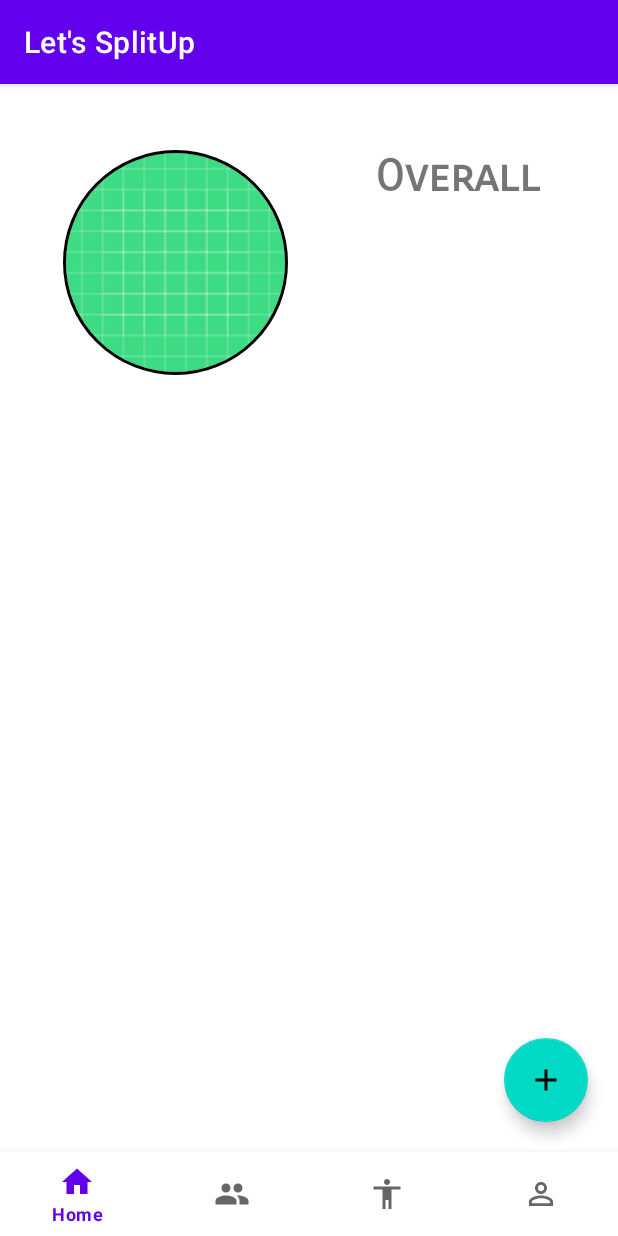
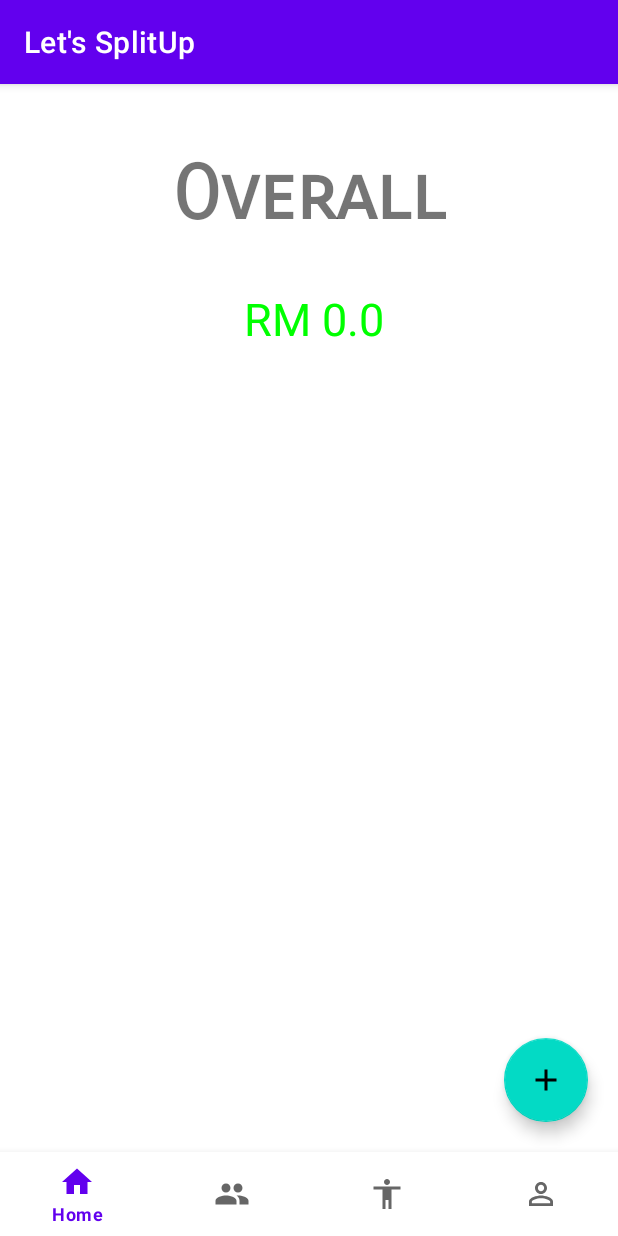
Before and after one commit to kuhc/Assignment, an Android app: the screen it shows after launch once a user with an empty profile is signed in (MainActivity), on a phone screen of 412 x 824 dp. Run offline under Robolectric (Android 15) with nearby library versions, the phone set to English and light mode, and no system bars; our stand-ins replace Firebase (no records; nobody signed in at launch, a user with empty details on screens opened directly); 2 statements that could not run were skipped.

```diff
--- a/app/src/main/java/com/utar/assignment/Activity/AddExpenses.java
+++ b/app/src/main/java/com/utar/assignment/Activity/AddExpenses.java
@@ -46,13 +46,13 @@ import java.util.UUID;
 
 public class AddExpenses extends AppCompatActivity {
 
-    private Button btn_adduser,btn_split,btn_cancel,btn_split_unequally;
+    private Button btn_split,btn_cancel,btn_split_unequally;
     private ChipGroup chipGroup;
     private TextView result;
     private int split_user_count =0;
     private double temp_result=0;
     private EditText amount,expenses_name;
-    private AutoCompleteTextView user_share;
+    //private AutoCompleteTextView user_share;
     private Spinner groups;
     SplitCalHelper sh = new SplitCalHelper();
 
@@ -128,8 +128,6 @@ public class AddExpenses extends AppCompatActivity {
 
             }
         });
-
-
 
 
         //amount has been type
--- a/app/src/main/java/com/utar/assignment/Activity/MainActivity.java
+++ b/app/src/main/java/com/utar/assignment/Activity/MainActivity.java
@@ -75,6 +75,16 @@ public class MainActivity extends AppCompatActivity {
         }
     };
 
+    //refresh when return back this activity
+    @Override
+    protected void onRestart() {
+        super.onRestart();
+        finish();
+        overridePendingTransition(0, 0);
+        startActivity(getIntent());
+        overridePendingTransition(0, 0);
+    }
+
     private void HmsPushKit() {
         FirestoreHelper.getUser(FirebaseAuth.getInstance().getCurrentUser().getUid(), new FirebaseCallback() {
             @Override
--- a/app/src/main/java/com/utar/assignment/Fragment/HomeFragment.java
+++ b/app/src/main/java/com/utar/assignment/Fragment/HomeFragment.java
@@ -1,31 +1,89 @@
 package com.utar.assignment.Fragment;
 
 import android.content.Intent;
+import android.graphics.Color;
 import android.os.Bundle;
 import android.view.LayoutInflater;
 import android.view.View;
 import android.view.ViewGroup;
 import android.widget.Button;
+import android.widget.TextView;
 
 import androidx.annotation.NonNull;
 import androidx.annotation.Nullable;
 import androidx.fragment.app.Fragment;
 
+import com.google.android.gms.tasks.OnSuccessListener;
 import com.google.android.material.floatingactionbutton.FloatingActionButton;
+import com.google.firebase.auth.FirebaseAuth;
+import com.google.firebase.auth.FirebaseUser;
+import com.google.firebase.firestore.DocumentReference;
+import com.google.firebase.firestore.DocumentSnapshot;
+import com.google.firebase.firestore.FirebaseFirestore;
 import com.utar.assignment.Activity.AddExpenses;
+import com.utar.assignment.Model.Amount;
+import com.utar.assignment.Model.User;
 import com.utar.assignment.R;
 import com.utar.assignment.Util.GeneralHelper;
 import com.utar.assignment.Util.SplitCalHelper;
 
+import java.util.ArrayList;
+
 public class HomeFragment  extends Fragment {
+
+
+    private TextView overall;
+    private User userInfo;
+    double amount;
+    FirebaseFirestore db;
+    private FirebaseAuth Auth;
+    private ArrayList<Amount> amount_list =new ArrayList<>();
+
     @Nullable
     @Override
     public View onCreateView(@NonNull LayoutInflater inflater, @Nullable ViewGroup container, @Nullable Bundle savedInstanceState) {
 
         View view = inflater.inflate(R.layout.fragment_home, container, false);
 
+        overall = view.findViewById(R.id.home_overall_amount);
+
+        FirebaseUser user;
+        user = Auth.getInstance().getCurrentUser();
+        String uid = user.getUid();
+
+        db = FirebaseFirestore.getInstance();
+        DocumentReference documentReference =db.collection("Users").document(uid);
+        documentReference.get().addOnSuccessListener(new OnSuccessListener<DocumentSnapshot>() {
+            @Override
+            public void onSuccess(DocumentSnapshot documentSnapshot) {
+
+                userInfo = documentSnapshot.toObject(User.class);
+
+                for(int i = 0;i<userInfo.getAmountList().size();i++){
+
+                    amount_list.add(userInfo.getAmountList().get(i));
+
+                }
+
+                //add total amount
+                for(int i = 0;i<amount_list.size();i++){
+                    amount = amount + amount_list.get(i).getAmount();
+                }
+                if(amount < 0){
+                    overall.setTextColor(Color.RED);
+                }else{
+                    overall.setTextColor(Color.GREEN);
+                }
+
+                overall.setText("RM "+ amount);
+            }
+
+        });
+
+
+
+
         FloatingActionButton fab = view.findViewById(R.id.btnAddPost);
-
         fab.setOnClickListener(new View.OnClickListener() {
             @Override
             public void onClick(View view) {
@@ -38,4 +96,5 @@ public class HomeFragment  extends Fragment {
 
         return view;
     }
+
 }
--- a/app/src/main/res/layout/fragment_home.xml
+++ b/app/src/main/res/layout/fragment_home.xml
@@ -19,43 +19,28 @@
         app:layout_constraintEnd_toEndOf="parent"
         android:src="@drawable/ic_add"/>
 
-    <de.hdodenhof.circleimageview.CircleImageView
-        android:id="@+id/profile_imgProfile"
-        android:layout_width="150dp"
-        android:layout_height="150dp"
-        android:layout_marginTop="32dp"
-        android:src="@drawable/ic_launcher_background"
-        app:civ_border_color="#FF000000"
-        app:civ_border_width="2dp"
-        app:elevation="100dp"
-        app:layout_constraintBottom_toBottomOf="parent"
-        app:layout_constraintEnd_toEndOf="parent"
-        app:layout_constraintHorizontal_bias="0.16"
-        app:layout_constraintStart_toStartOf="parent"
-        app:layout_constraintTop_toTopOf="parent"
-        app:layout_constraintVertical_bias="0.023" />
-
     <TextView
         android:id="@+id/home_overall"
         android:layout_width="wrap_content"
         android:layout_height="wrap_content"
         android:fontFamily="sans-serif-smallcaps"
         android:text="Overall"
-        android:textSize="30sp"
+        android:textSize="50sp"
         android:textStyle="bold"
         app:layout_constraintBottom_toBottomOf="parent"
         app:layout_constraintEnd_toEndOf="parent"
-        app:layout_constraintHorizontal_bias="0.827"
         app:layout_constraintStart_toStartOf="parent"
         app:layout_constraintTop_toTopOf="parent"
-        app:layout_constraintVertical_bias="0.064" />
+        app:layout_constraintVertical_bias="0.067" />
 
     <TextView
         android:id="@+id/home_overall_amount"
-        android:layout_width="84dp"
-        android:layout_height="38dp"
+        android:layout_width="337dp"
+        android:layout_height="61dp"
         android:layout_marginTop="32dp"
-        android:textSize="15px"
+        android:foregroundGravity="center"
+        android:gravity="center_horizontal"
+        android:textSize="30sp"
         app:layout_constraintEnd_toEndOf="@+id/home_overall"
         app:layout_constraintHorizontal_bias="0.48"
         app:layout_constraintStart_toStartOf="@+id/home_overall"
```
